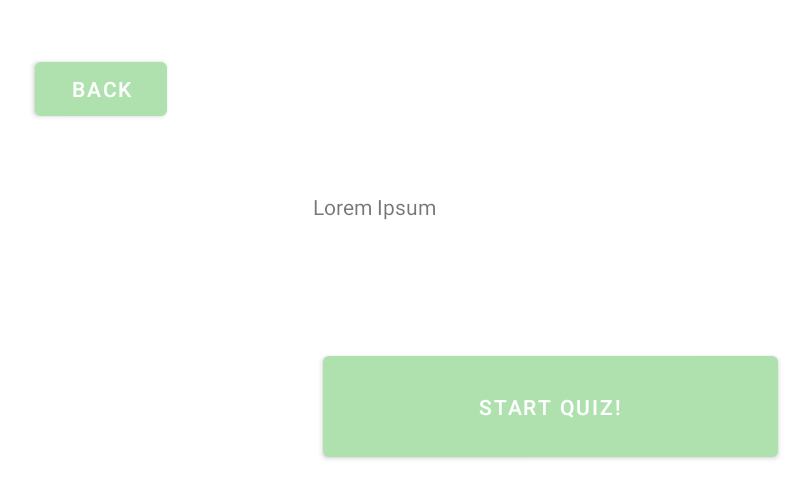
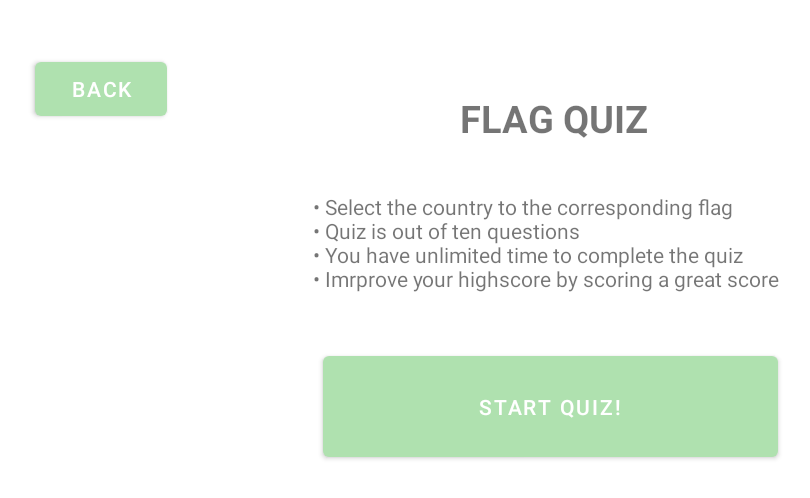
Before and after one commit to rdass23/GeoQuiz, an Android app built with Jetpack Compose: the FlagQuizInfoActivity screen opened directly, with no data from a screen before it, on a phone screen of 824 x 412 dp (held sideways). Shown: the top 498 px of the screen, without its empty margins (19-829 px from the left). Run offline under Robolectric (Android 15) with nearby library versions, the phone set to English and light mode, and no system bars.

Commit message:
Added corresponding information to the quiz

```diff
--- a/app/src/main/res/layout/activity_flag_quiz_info.xml
+++ b/app/src/main/res/layout/activity_flag_quiz_info.xml
@@ -7,12 +7,25 @@
     tools:context=".FlagQuizInfoActivity">
 
     <TextView
+        android:id="@+id/titleOfQuiz"
+        android:layout_width="315dp"
+        android:layout_height="70dp"
+        android:layout_marginStart="224dp"
+        android:layout_marginTop="44dp"
+        android:gravity="center"
+        android:text="FLAG QUIZ"
+        android:textSize="25dp"
+        android:textStyle="bold"
+        app:layout_constraintStart_toStartOf="parent"
+        app:layout_constraintTop_toTopOf="parent" />
+
+    <TextView
         android:id="@+id/mapQuizInfo"
         android:layout_width="321dp"
         android:layout_height="103dp"
         android:layout_marginStart="221dp"
         android:layout_marginTop="128dp"
-        android:text="Lorem Ipsum"
+        android:text="• Select the country to the corresponding flag\n• Quiz is out of ten questions\n• You have unlimited time to complete the quiz\n• Imrprove your highscore by scoring a great score"
         app:layout_constraintStart_toStartOf="parent"
         app:layout_constraintTop_toTopOf="parent" />
 
```
Also changed, not shown: app/src/main/res/layout/activity_map_quiz_info.xml (+14 -1 lines).
